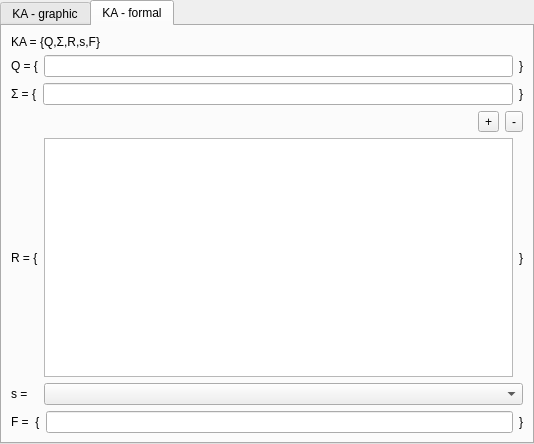
This is RegularConvertor/finite_machine/fa_widget.ui in navrkald/regularConvertor as Qt 5 draws it before an edit. The edited form follows.
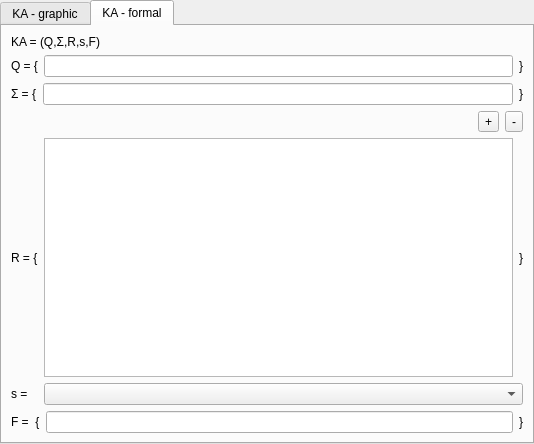
This is the edited form.

Patch:
```diff
--- a/RegularConvertor/finite_machine/fa_widget.ui
+++ b/RegularConvertor/finite_machine/fa_widget.ui
@@ -61,7 +61,7 @@
        <item>
         <widget class="QLabel" name="label">
          <property name="text">
-          <string>KA = {Q,Σ,R,s,F}</string>
+          <string>KA = (Q,Σ,R,s,F)</string>
          </property>
         </widget>
        </item>
```
Left out of the diff: 10 changed lines with no effect on the pictures.
